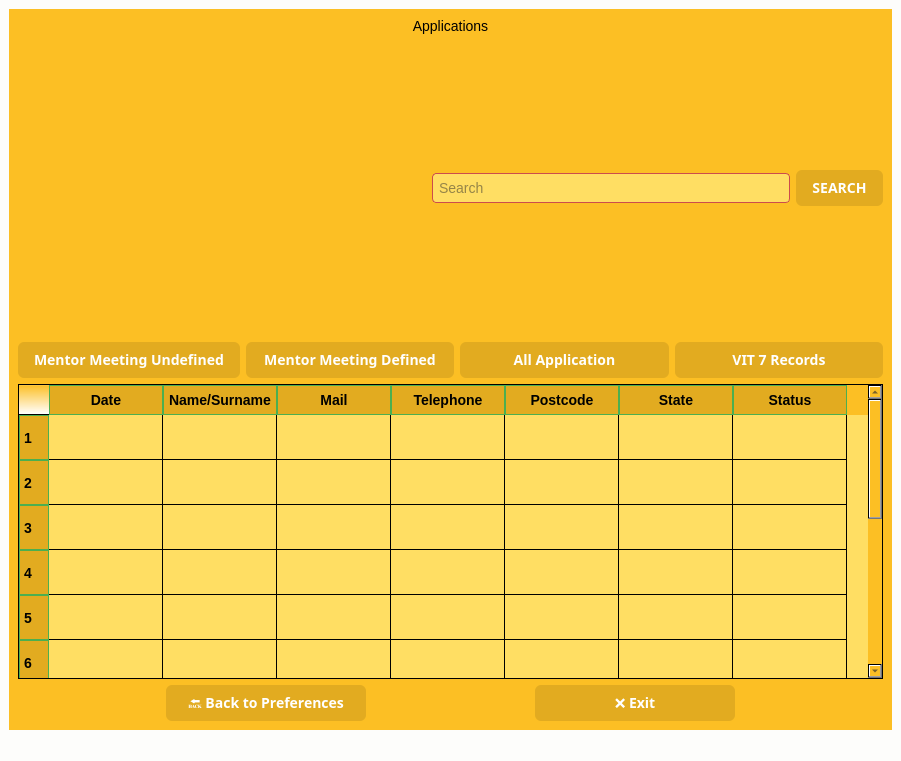
Qt form app/gui/applications.ui (KursaDSc/Python-Module-Week7) before a commit.
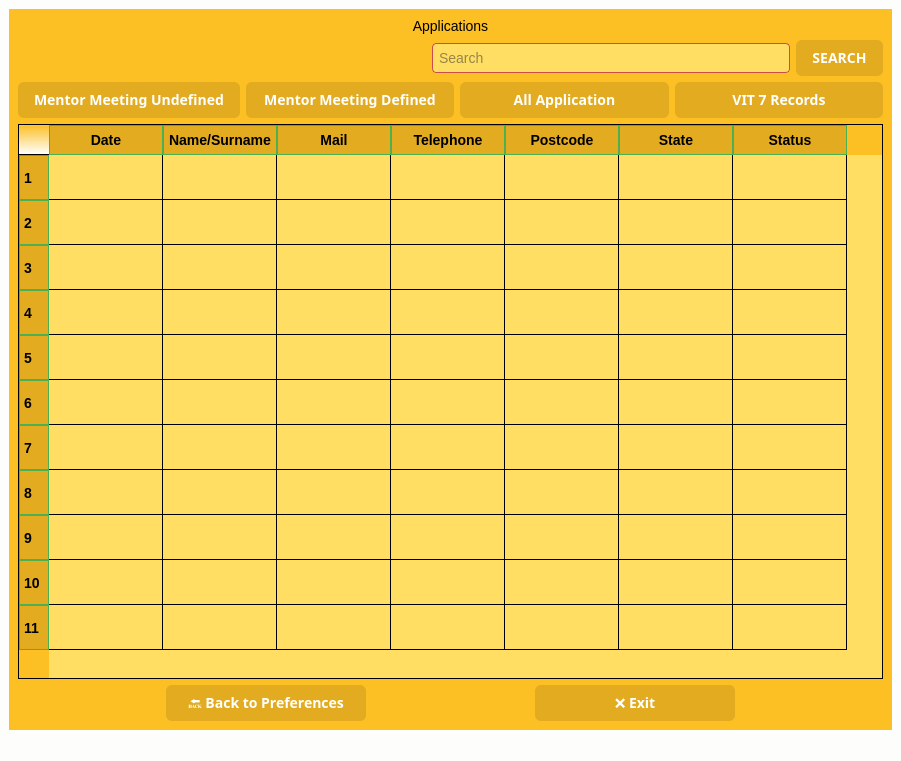
The same form after that commit. Icons and pictures are not drawn.

Commit message: app space düzeltilmiş

Patch:
```diff
--- a/app/gui/applications.ui
+++ b/app/gui/applications.ui
@@ -144,10 +144,16 @@
          </item>
          <item>
           <spacer name="horizontalSpacer_2">
+           <property name="orientation">
+            <enum>Qt::Horizontal</enum>
+           </property>
+           <property name="sizeType">
+            <enum>QSizePolicy::Maximum</enum>
+           </property>
            <property name="sizeHint" stdset="0">
             <size>
              <width>400</width>
-             <height>20</height>
+             <height>30</height>
             </size>
            </property>
           </spacer>
```
Left out of the diff: 3 changed lines with no effect on the pictures.
